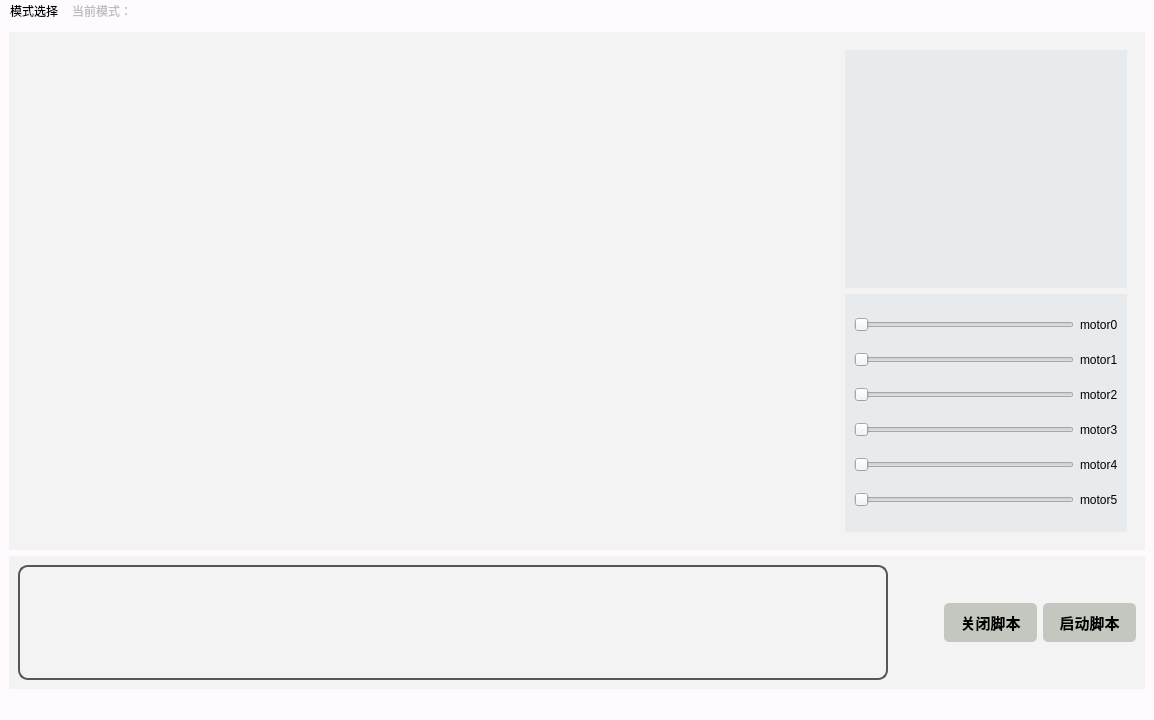
This is src/base.ui in chenhuiYu00/YahBoom_arm_demo as Qt 5 draws it before an edit. The edited form follows.
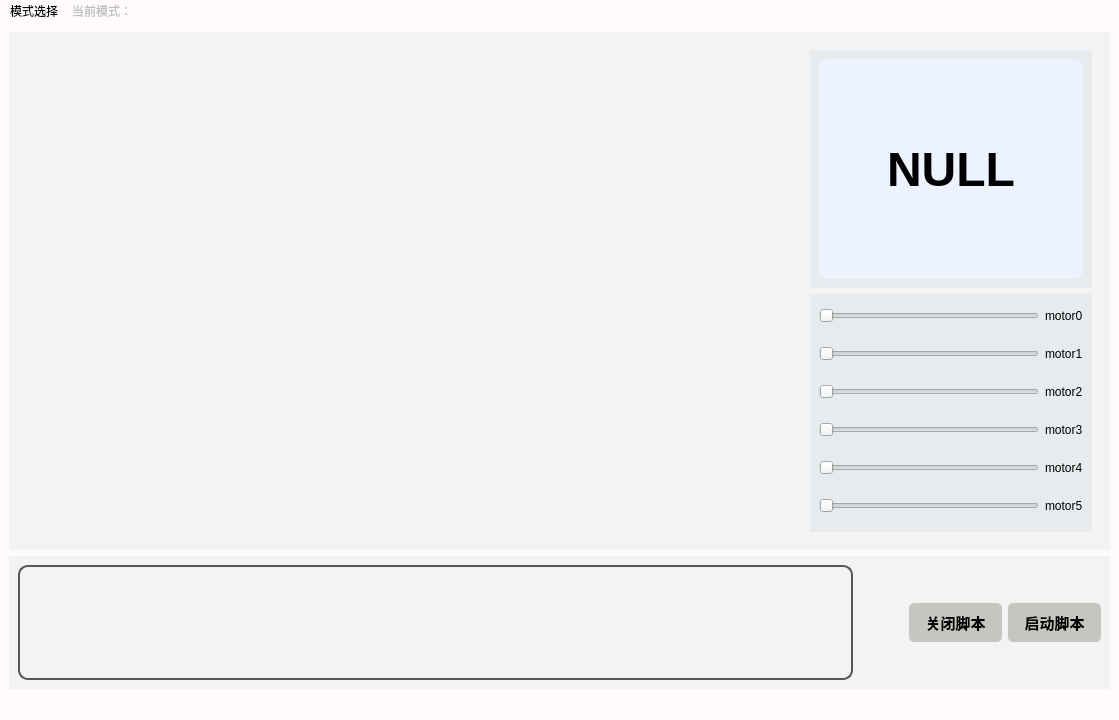
This is the edited form. Custom widgets are drawn as their Qt base class.

Commit message: Add result show label.

The edit to the form file:
```diff
--- a/src/base.ui
+++ b/src/base.ui
@@ -6,7 +6,7 @@
    <rect>
     <x>0</x>
     <y>0</y>
-    <width>1154</width>
+    <width>1119</width>
     <height>720</height>
    </rect>
   </property>
@@ -84,6 +84,30 @@
             <property name="styleSheet">
              <string notr="true">background:rgb(231, 235, 237)</string>
             </property>
+            <layout class="QVBoxLayout" name="verticalLayout_3">
+             <item>
+              <widget class="QLabel" name="label_detectResult">
+               <property name="font">
+                <font>
+                 <family>Ubuntu</family>
+                 <pointsize>36</pointsize>
+                 <weight>75</weight>
+                 <bold>true</bold>
+                </font>
+               </property>
+               <property name="styleSheet">
+                <string notr="true">background-color: rgb(237, 242, 255);/*背景颜色*/
+border-radius: 10px</string>
+               </property>
+               <property name="text">
+                <string>NULL</string>
+               </property>
+               <property name="alignment">
+                <set>Qt::AlignCenter</set>
+               </property>
+              </widget>
+             </item>
+            </layout>
            </widget>
           </item>
           <item>
@@ -92,6 +116,12 @@
              <string notr="true">background:rgb(231, 235, 237)</string>
             </property>
             <layout class="QGridLayout" name="gridLayout">
+             <property name="horizontalSpacing">
+              <number>6</number>
+             </property>
+             <property name="verticalSpacing">
+              <number>18</number>
+             </property>
              <item row="0" column="0">
               <widget class="QSlider" name="horizontalSlider_0">
                <property name="orientation">
@@ -291,7 +321,7 @@
     <rect>
      <x>0</x>
      <y>0</y>
-     <width>1154</width>
+     <width>1119</width>
      <height>28</height>
     </rect>
    </property>
```
Left out of the diff: 2 changed lines with no effect on the pictures. The commit also changes 3 other files.
